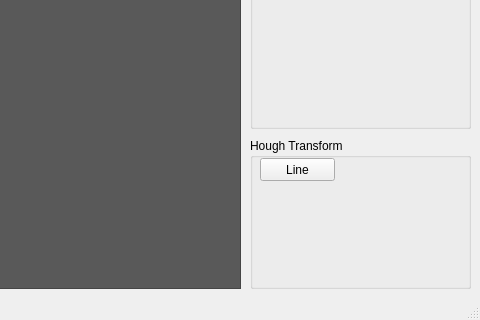
This is transformertool/mainwindow.ui in KKyang/Image-Processing as Qt 5 draws it before an edit; both pictures show x 330 to 810 and y 231 to 551 of the 810 by 551 pixel window. The edited form follows.
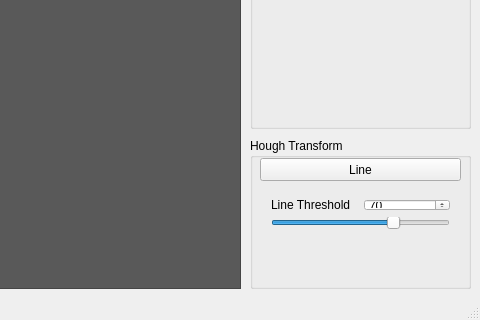
This is the edited form. Icons and pictures are not drawn. Custom widgets are drawn as their Qt base class.

What changed in the file:
```diff
--- a/transformertool/mainwindow.ui
+++ b/transformertool/mainwindow.ui
@@ -113,7 +113,7 @@
       <rect>
        <x>10</x>
        <y>20</y>
-       <width>75</width>
+       <width>201</width>
        <height>23</height>
       </rect>
      </property>
@@ -121,6 +121,52 @@
       <string>Line</string>
      </property>
     </widget>
+    <widget class="QWidget" name="">
+     <property name="geometry">
+      <rect>
+       <x>10</x>
+       <y>50</y>
+       <width>201</width>
+       <height>52</height>
+      </rect>
+     </property>
+     <layout class="QVBoxLayout" name="verticalLayout">
+      <item>
+       <layout class="QHBoxLayout" name="horizontalLayout">
+        <item>
+         <widget class="QLabel" name="label">
+          <property name="text">
+           <string>Line Threshold</string>
+          </property>
+         </widget>
+        </item>
+        <item>
+         <widget class="QSpinBox" name="spinBox_lineThresholdValue">
+          <property name="maximum">
+           <number>100</number>
+          </property>
+          <property name="value">
+           <number>70</number>
+          </property>
+         </widget>
+        </item>
+       </layout>
+      </item>
+      <item>
+       <widget class="QSlider" name="horizontalSlider_lineThreshold">
+        <property name="maximum">
+         <number>100</number>
+        </property>
+        <property name="value">
+         <number>70</number>
+        </property>
+        <property name="orientation">
+         <enum>Qt::Horizontal</enum>
+        </property>
+       </widget>
+      </item>
+     </layout>
+    </widget>
    </widget>
   </widget>
   <widget class="QMenuBar" name="menuBar">
```
